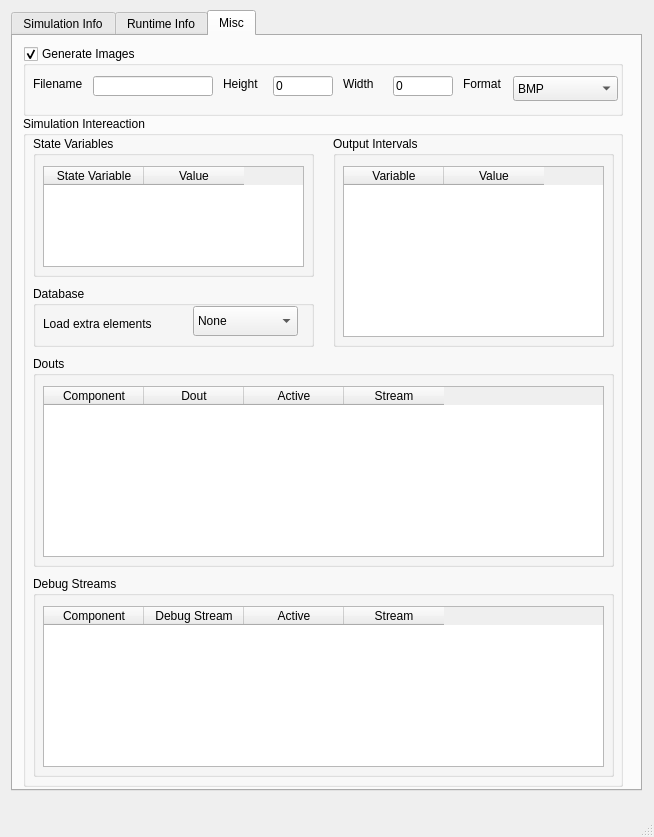
Qt form src/VisIt/libsim/uintah.ui (Uintah/Uintah) before a commit.
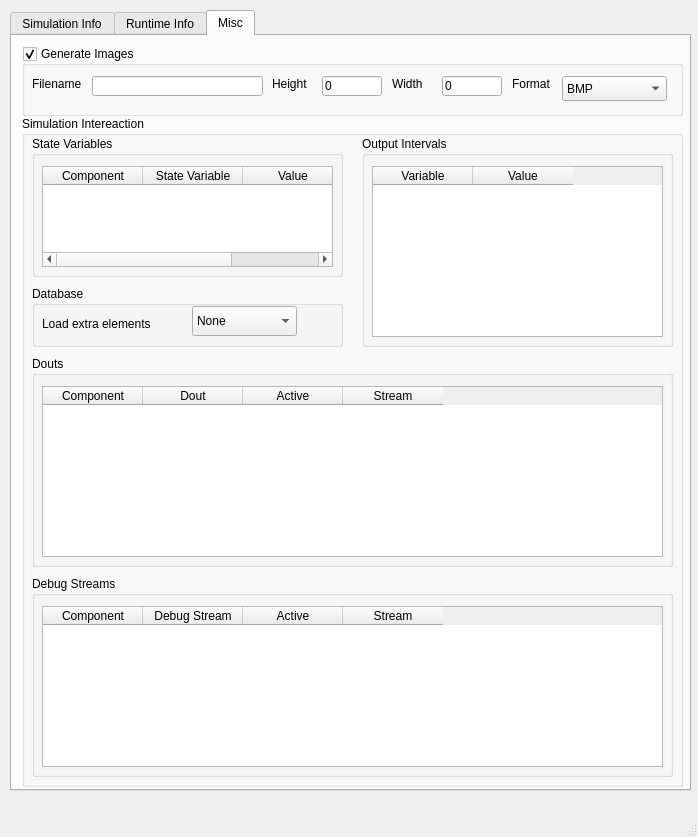
The same form after that commit. The open tabs and pages were chosen to show the change.

```diff
--- a/src/VisIt/libsim/uintah.ui
+++ b/src/VisIt/libsim/uintah.ui
@@ -6,7 +6,7 @@
    <rect>
     <x>0</x>
     <y>0</y>
-    <width>654</width>
+    <width>698</width>
     <height>837</height>
    </rect>
   </property>
@@ -17,9 +17,9 @@
    <widget class="QTabWidget" name="tabWidget">
     <property name="geometry">
      <rect>
-      <x>11</x>
+      <x>10</x>
       <y>10</y>
-      <width>631</width>
+      <width>681</width>
       <height>781</height>
      </rect>
     </property>
@@ -574,7 +574,7 @@
        <rect>
         <x>10</x>
         <y>10</y>
-        <width>600</width>
+        <width>661</width>
         <height>70</height>
        </rect>
       </property>
@@ -600,7 +600,7 @@
       <widget class="QLabel" name="ImageHeightLabel">
        <property name="geometry">
         <rect>
-         <x>200</x>
+         <x>250</x>
          <y>30</y>
          <width>55</width>
          <height>15</height>
@@ -613,7 +613,7 @@
       <widget class="QLabel" name="ImageWidthLabel">
        <property name="geometry">
         <rect>
-         <x>320</x>
+         <x>370</x>
          <y>30</y>
          <width>55</width>
          <height>15</height>
@@ -626,7 +626,7 @@
       <widget class="QLabel" name="ImageFormatLabel">
        <property name="geometry">
         <rect>
-         <x>440</x>
+         <x>490</x>
          <y>30</y>
          <width>55</width>
          <height>15</height>
@@ -639,7 +639,7 @@
       <widget class="QComboBox" name="ImageFormat">
        <property name="geometry">
         <rect>
-         <x>490</x>
+         <x>540</x>
          <y>30</y>
          <width>105</width>
          <height>25</height>
@@ -684,7 +684,7 @@
       <widget class="QLineEdit" name="ImageWidth">
        <property name="geometry">
         <rect>
-         <x>370</x>
+         <x>420</x>
          <y>30</y>
          <width>60</width>
          <height>20</height>
@@ -697,7 +697,7 @@
       <widget class="QLineEdit" name="ImageHeight">
        <property name="geometry">
         <rect>
-         <x>250</x>
+         <x>300</x>
          <y>30</y>
          <width>60</width>
          <height>20</height>
@@ -712,7 +712,7 @@
         <rect>
          <x>70</x>
          <y>30</y>
-         <width>120</width>
+         <width>171</width>
          <height>20</height>
         </rect>
        </property>
@@ -723,7 +723,7 @@
        <rect>
         <x>10</x>
         <y>80</y>
-        <width>600</width>
+        <width>661</width>
         <height>671</height>
        </rect>
       </property>
@@ -735,7 +735,7 @@
         <rect>
          <x>10</x>
          <y>20</y>
-         <width>281</width>
+         <width>311</width>
          <height>141</height>
         </rect>
        </property>
@@ -747,10 +747,15 @@
          <rect>
           <x>10</x>
           <y>30</y>
-          <width>261</width>
+          <width>291</width>
           <height>101</height>
          </rect>
         </property>
+        <column>
+         <property name="text">
+          <string>Component</string>
+         </property>
+        </column>
         <column>
          <property name="text">
           <string>State Variable</string>
@@ -768,7 +773,7 @@
         <rect>
          <x>10</x>
          <y>460</y>
-         <width>581</width>
+         <width>641</width>
          <height>201</height>
         </rect>
        </property>
@@ -780,7 +785,7 @@
          <rect>
           <x>10</x>
           <y>30</y>
-          <width>561</width>
+          <width>621</width>
           <height>161</height>
          </rect>
         </property>
@@ -809,9 +814,9 @@
       <widget class="QGroupBox" name="OutputIntervalGroupBox">
        <property name="geometry">
         <rect>
-         <x>310</x>
+         <x>340</x>
          <y>20</y>
-         <width>281</width>
+         <width>311</width>
          <height>211</height>
         </rect>
        </property>
@@ -823,7 +828,7 @@
          <rect>
           <x>10</x>
           <y>30</y>
-          <width>261</width>
+          <width>291</width>
           <height>171</height>
          </rect>
         </property>
@@ -844,7 +849,7 @@
         <rect>
          <x>10</x>
          <y>240</y>
-         <width>581</width>
+         <width>641</width>
          <height>211</height>
         </rect>
        </property>
@@ -856,7 +861,7 @@
          <rect>
           <x>10</x>
           <y>30</y>
-          <width>561</width>
+          <width>621</width>
           <height>171</height>
          </rect>
         </property>
@@ -887,7 +892,7 @@
         <rect>
          <x>10</x>
          <y>170</y>
-         <width>281</width>
+         <width>311</width>
          <height>61</height>
         </rect>
        </property>
```
Left out of the diff: 60 changed lines with no effect on the pictures.
